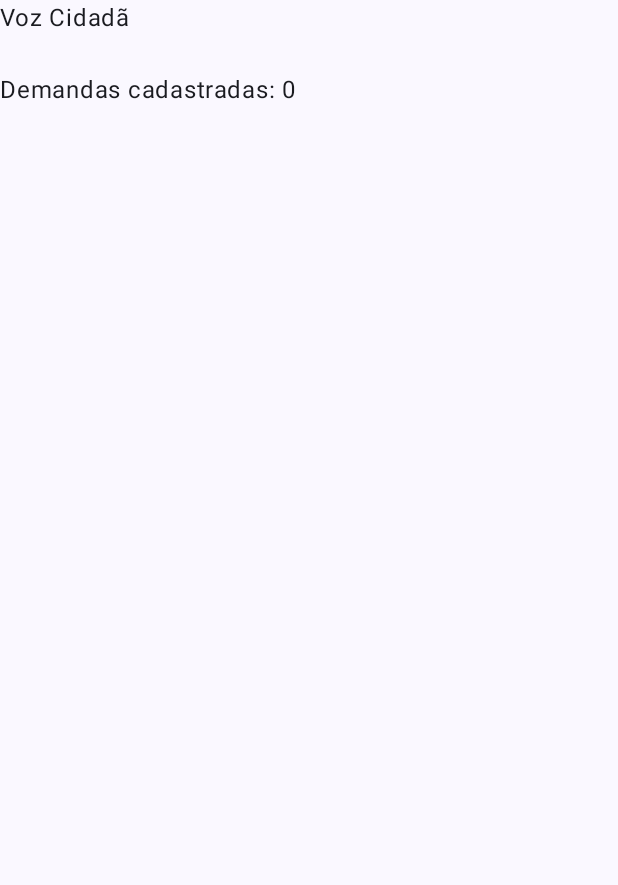
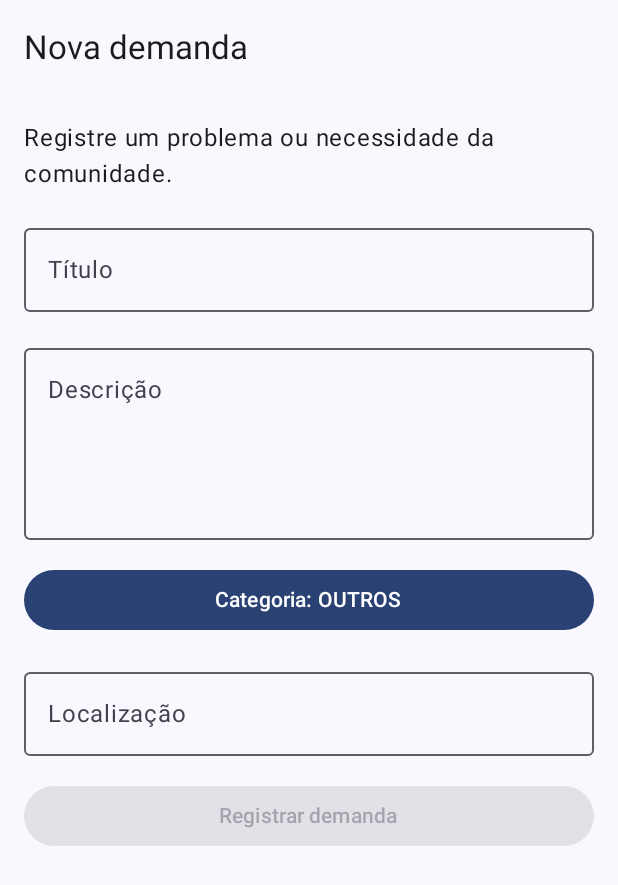
Before and after one commit to YuriHr3/Ajuda_Cidadao, an Android app built with Jetpack Compose: the screen it shows after launch (MainActivity), on a phone screen of 412 x 824 dp. Shown: the top 885 px of the screen. Run offline under Robolectric (Android 15) with nearby library versions, the phone set to English and light mode, and no system bars; our stand-ins replace Room's generated code.

Commit message:
feat: integrate demand registration screen

```diff
--- a/app/src/main/java/com/example/ajudacidado/MainActivity.kt
+++ b/app/src/main/java/com/example/ajudacidado/MainActivity.kt
@@ -4,18 +4,17 @@ import android.os.Bundle
 import androidx.activity.ComponentActivity
 import androidx.activity.compose.setContent
 import androidx.activity.enableEdgeToEdge
-import androidx.compose.foundation.layout.fillMaxSize
-import androidx.compose.foundation.layout.padding
-import androidx.compose.material3.Scaffold
-import androidx.compose.material3.Text
-import androidx.compose.runtime.*
-import androidx.compose.ui.Modifier
 import androidx.lifecycle.ViewModelProvider
 import com.example.ajudacidado.data.local.DatabaseProvider
 import com.example.ajudacidado.data.repository.DemandaRepositoryImpl
+import com.example.ajudacidado.domain.model.Demanda
+import com.example.ajudacidado.domain.model.Prioridade
+import com.example.ajudacidado.domain.model.StatusDemanda
 import com.example.ajudacidado.ui.DemandaViewModel
 import com.example.ajudacidado.ui.DemandaViewModelFactory
+import com.example.ajudacidado.ui.TelaCadastroDemanda
 import com.example.ajudacidado.ui.theme.AjudaCidadãoTheme
+import java.util.UUID
 
 class MainActivity : ComponentActivity() {
 
@@ -38,32 +37,26 @@ class MainActivity : ComponentActivity() {
 
         setContent {
             AjudaCidadãoTheme {
-                TelaInicial(viewModel)
+                TelaCadastroDemanda(
+                    onSalvar = { titulo, descricao, categoria, localizacao ->
+
+                        val demanda = Demanda(
+                            id = UUID.randomUUID().toString(),
+                            titulo = titulo,
+                            descricao = descricao,
+                            categoria = categoria,
+                            prioridade = Prioridade.MEDIA,
+                            status = StatusDemanda.RECEBIDA,
+                            localizacao = localizacao.ifBlank { null },
+                            dataCriacao = System.currentTimeMillis()
+                        )
+
+                        viewModel.registrarDemanda(demanda) { sucesso ->
+                            // Resultado do registro
+                        }
+                    }
+                )
             }
         }
     }
 }
-
-@Composable
-fun TelaInicial(viewModel: DemandaViewModel) {
-
-    var quantidadeDemandas by remember {
-        mutableIntStateOf(0)
-    }
-
-    LaunchedEffect(Unit) {
-        viewModel.listarDemandas { demandas ->
-            quantidadeDemandas = demandas.size
-        }
-    }
-
-    Scaffold(
-        modifier = Modifier.fillMaxSize()
-    ) { innerPadding ->
-
-        Text(
-            text = "Voz Cidadã\n\nDemandas cadastradas: $quantidadeDemandas",
-            modifier = Modifier.padding(innerPadding)
-        )
-    }
-}
--- /dev/null
+++ b/app/src/main/java/com/example/ajudacidado/ui/TelaCadastroDemanda.kt
@@ -0,0 +1,151 @@
+
+package com.example.ajudacidado.ui
+
+import androidx.compose.foundation.layout.Arrangement
+import androidx.compose.foundation.layout.Column
+import androidx.compose.foundation.layout.fillMaxSize
+import androidx.compose.foundation.layout.fillMaxWidth
+import androidx.compose.foundation.layout.padding
+import androidx.compose.foundation.rememberScrollState
+import androidx.compose.foundation.verticalScroll
+import androidx.compose.material3.Button
+import androidx.compose.material3.DropdownMenu
+import androidx.compose.material3.DropdownMenuItem
+import androidx.compose.material3.ExperimentalMaterial3Api
+import androidx.compose.material3.OutlinedTextField
+import androidx.compose.material3.Scaffold
+import androidx.compose.material3.Text
+import androidx.compose.material3.TopAppBar
+import androidx.compose.runtime.*
+import androidx.compose.ui.Modifier
+import androidx.compose.ui.unit.dp
+import com.example.ajudacidado.domain.model.Categoria
+
+@OptIn(ExperimentalMaterial3Api::class)
+@Composable
+fun TelaCadastroDemanda(
+    onSalvar: (String, String, Categoria, String) -> Unit,
+    onVoltar: () -> Unit = {}
+) {
+    var titulo by remember { mutableStateOf("") }
+    var descricao by remember { mutableStateOf("") }
+    var localizacao by remember { mutableStateOf("") }
+
+    var categoriaSelecionada by remember {
+        mutableStateOf(Categoria.OUTROS)
+    }
+
+    var menuAberto by remember {
+        mutableStateOf(false)
+    }
+
+    Scaffold(
+        topBar = {
+            TopAppBar(
+                title = {
+                    Text("Nova demanda")
+                }
+            )
+        }
+    ) { paddingValues ->
+
+        Column(
+            modifier = Modifier
+                .fillMaxSize()
+                .padding(paddingValues)
+                .padding(16.dp)
+                .verticalScroll(rememberScrollState()),
+            verticalArrangement = Arrangement.spacedBy(16.dp)
+        ) {
+
+            Text("Registre um problema ou necessidade da comunidade.")
+
+            OutlinedTextField(
+                value = titulo,
+                onValueChange = { titulo = it },
+                label = { Text("Título") },
+                placeholder = { Text("Ex.: Buraco na rua") },
+                modifier = Modifier.fillMaxWidth(),
+                singleLine = true
+            )
+
+            OutlinedTextField(
+                value = descricao,
+                onValueChange = { descricao = it },
+                label = { Text("Descrição") },
+                placeholder = {
+                    Text("Descreva o problema detalhadamente")
+                },
+                modifier = Modifier.fillMaxWidth(),
+                minLines = 4
+            )
+
+            Column {
+                Button(
+                    onClick = { menuAberto = true },
+                    modifier = Modifier.fillMaxWidth()
+                ) {
+                    Text(
+                        "Categoria: ${
+                            categoriaSelecionada.name
+                                .replace("_", " ")
+                        }"
+                    )
+                }
+
+                DropdownMenu(
+                    expanded = menuAberto,
+                    onDismissRequest = {
+                        menuAberto = false
+                    }
+                ) {
+                    Categoria.entries.forEach { categoria ->
+                        DropdownMenuItem(
+                            text = {
+                                Text(
+                                    categoria.name.replace("_", " ")
+                                )
+                            },
+                            onClick = {
+                                categoriaSelecionada = categoria
+                                menuAberto = false
+                            }
+                        )
+                    }
+                }
+            }
+
+            OutlinedTextField(
+                value = localizacao,
+                onValueChange = { localizacao = it },
+                label = { Text("Localização") },
+                placeholder = {
+                    Text("Rua, bairro ou local")
+                },
+                modifier = Modifier.fillMaxWidth(),
+                singleLine = true
+            )
+
+            Button(
+                onClick = {
+                    if (
+                        titulo.isNotBlank() &&
+                        descricao.isNotBlank()
+                    ) {
+                        onSalvar(
+                            titulo.trim(),
+                            descricao.trim(),
+                            categoriaSelecionada,
+                            localizacao.trim()
+                        )
+                    }
+                },
+                modifier = Modifier.fillMaxWidth(),
+                enabled = titulo.isNotBlank() &&
+                        descricao.isNotBlank()
+            ) {
+                Text("Registrar demanda")
+            }
+        }
+    }
+}
```
